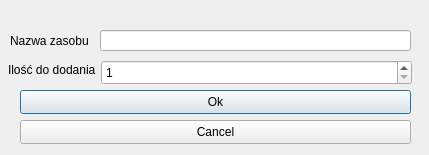
This is resources.ui in Akacz47/Intelligent-pantry as Qt 5 draws it before an edit. The edited form follows.
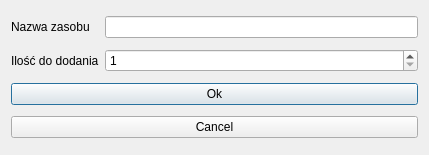
This is the edited form.

What changed in the file:
```diff
--- a/resources.ui
+++ b/resources.ui
@@ -13,64 +13,26 @@
   <property name="windowTitle">
    <string>Dialog</string>
   </property>
-  <widget class="QPushButton" name="okButton">
-   <property name="geometry">
-    <rect>
-     <x>20</x>
-     <y>90</y>
-     <width>391</width>
-     <height>24</height>
-    </rect>
-   </property>
-   <property name="text">
-    <string>Ok</string>
-   </property>
-  </widget>
-  <widget class="QPushButton" name="cancelButton">
-   <property name="geometry">
-    <rect>
-     <x>20</x>
-     <y>120</y>
-     <width>391</width>
-     <height>24</height>
-    </rect>
-   </property>
-   <property name="text">
-    <string>Cancel</string>
-   </property>
-  </widget>
+  <layout class="QGridLayout" name="gridLayout">
+   <item row="0" column="0">
   <widget class="QLabel" name="resourcesNameLabel">
-   <property name="geometry">
-    <rect>
-     <x>10</x>
-     <y>25</y>
-     <width>81</width>
-     <height>31</height>
-    </rect>
-   </property>
    <property name="text">
     <string>Nazwa zasobu</string>
    </property>
   </widget>
-  <widget class="QLineEdit" name="resourcesNameLineEdit">
-   <property name="geometry">
-    <rect>
-     <x>100</x>
-     <y>30</y>
-     <width>311</width>
-     <height>21</height>
-    </rect>
-   </property>
-  </widget>
+   </item>
+   <item row="0" column="1">
+    <widget class="QLineEdit" name="resourcesNameLineEdit"/>
+   </item>
+   <item row="1" column="0">
+    <widget class="QLabel" name="label">
+     <property name="text">
+      <string>Ilość do dodania</string>
+     </property>
+    </widget>
+   </item>
+   <item row="1" column="1">
   <widget class="QSpinBox" name="spinBox">
-   <property name="geometry">
-    <rect>
-     <x>101</x>
-     <y>60</y>
-     <width>311</width>
-     <height>25</height>
-    </rect>
-   </property>
    <property name="minimum">
     <number>1</number>
    </property>
@@ -78,19 +40,22 @@
     <number>9999</number>
    </property>
   </widget>
-  <widget class="QLabel" name="label">
-   <property name="geometry">
-    <rect>
-     <x>8</x>
-     <y>60</y>
-     <width>91</width>
-     <height>20</height>
-    </rect>
-   </property>
+   </item>
+   <item row="2" column="0" colspan="2">
+    <widget class="QPushButton" name="okButton">
+     <property name="text">
+      <string>Ok</string>
+     </property>
+    </widget>
+   </item>
+   <item row="3" column="0" colspan="2">
+    <widget class="QPushButton" name="cancelButton">
    <property name="text">
-    <string>Ilość do dodania</string>
-   </property>
-  </widget>
+      <string>Cancel</string>
+     </property>
+    </widget>
+   </item>
+  </layout>
  </widget>
  <resources/>
  <connections/>
```
Lines whose indentation alone changed are shown as unchanged.
